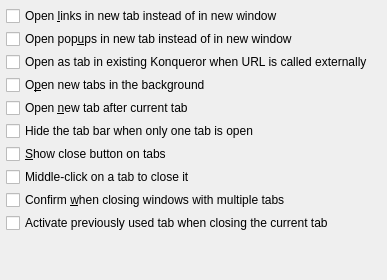
First picture: the form in konqueror/settings/konqhtml/advancedTabOptions.ui, repository KDE/konqueror, before the edit.
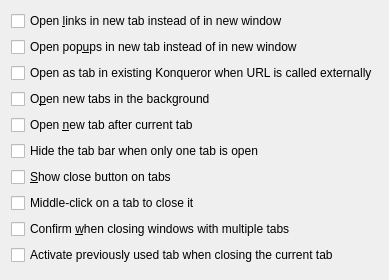
Second picture: the form after the edit.

Diff of the .ui file:
```diff
--- a/konqueror/settings/konqhtml/advancedTabOptions.ui
+++ b/konqueror/settings/konqhtml/advancedTabOptions.ui
@@ -135,8 +135,6 @@
    </item>
   </layout>
  </widget>
- <layoutdefault spacing="3" margin="6" />
- <layoutfunction spacing="KDialog::spacingHint" margin="KDialog::marginHint" />
  <resources/>
  <connections/>
 </ui>
```
